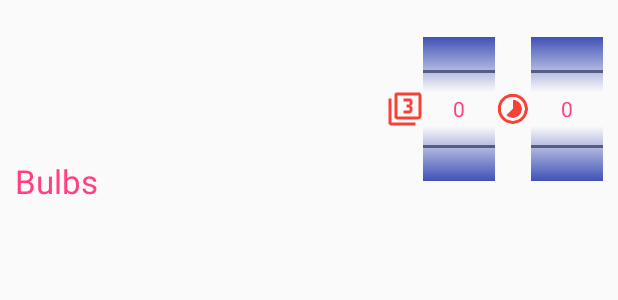
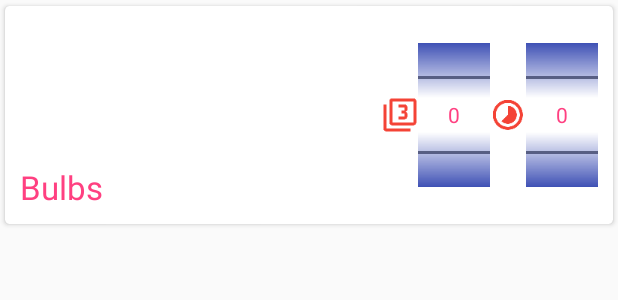
Before and after one commit to RbkGh/QuickTarriff, an Android app: the layout item_appliance_with_qty.xml on its own in the app's theme, with its tools: preview values and no code run, on a phone screen of 412 x 824 dp. Shown: the top 300 px of the screen. Run offline under Robolectric (Android 15) with nearby library versions, the light colour scheme and no system bars.

Commit message:
added cardviews for each recyclerView item.

```diff
--- a/app/src/main/java/com/swiftpot/android/tariffplanner/fragments/FragmentDetailedAppliance.java
+++ b/app/src/main/java/com/swiftpot/android/tariffplanner/fragments/FragmentDetailedAppliance.java
@@ -65,7 +65,7 @@
         RecyclerView.LayoutManager mLayoutManager = new LinearLayoutManager(getActivity().getApplicationContext());
         recyclerView.setLayoutManager(mLayoutManager);
         recyclerView.setItemAnimator(new DefaultItemAnimator());
-        recyclerView.addItemDecoration(new DividerItemDecoration(getActivity(), LinearLayout.VERTICAL));
+        //recyclerView.addItemDecoration(new DividerItemDecoration(getActivity(), LinearLayout.VERTICAL));
         recyclerView.setAdapter(mAdapter);
 
         animationSlideIn = AnimationUtils.loadAnimation(getActivity().getApplicationContext(),
--- a/app/src/main/res/layout/fragment_detailed_appliance_info.xml
+++ b/app/src/main/res/layout/fragment_detailed_appliance_info.xml
@@ -8,6 +8,7 @@
     <android.support.v7.widget.CardView
         card_view:cardCornerRadius="3dp"
         card_view:cardUseCompatPadding="true"
+
         android:layout_width="match_parent"
         android:layout_height="wrap_content">
     <!-- TODO: Update blank fragment layout -->
--- a/app/src/main/res/layout/item_appliance_with_qty.xml
+++ b/app/src/main/res/layout/item_appliance_with_qty.xml
@@ -1,5 +1,11 @@
 <?xml version="1.0" encoding="utf-8"?>
-<RelativeLayout xmlns:android="http://schemas.android.com/apk/res/android"
+<android.support.v7.widget.CardView xmlns:android="http://schemas.android.com/apk/res/android"
+    xmlns:card_view="http://schemas.android.com/apk/res-auto"
+    card_view:cardCornerRadius="3dp"
+    card_view:cardUseCompatPadding="true"
+    android:layout_width="match_parent"
+    android:layout_height="wrap_content">
+<RelativeLayout
     android:layout_width="fill_parent"
     android:layout_height="wrap_content"
     android:layout_margin="10dp"
@@ -95,3 +101,4 @@
 
 
 </RelativeLayout>
+</android.support.v7.widget.CardView>
```
